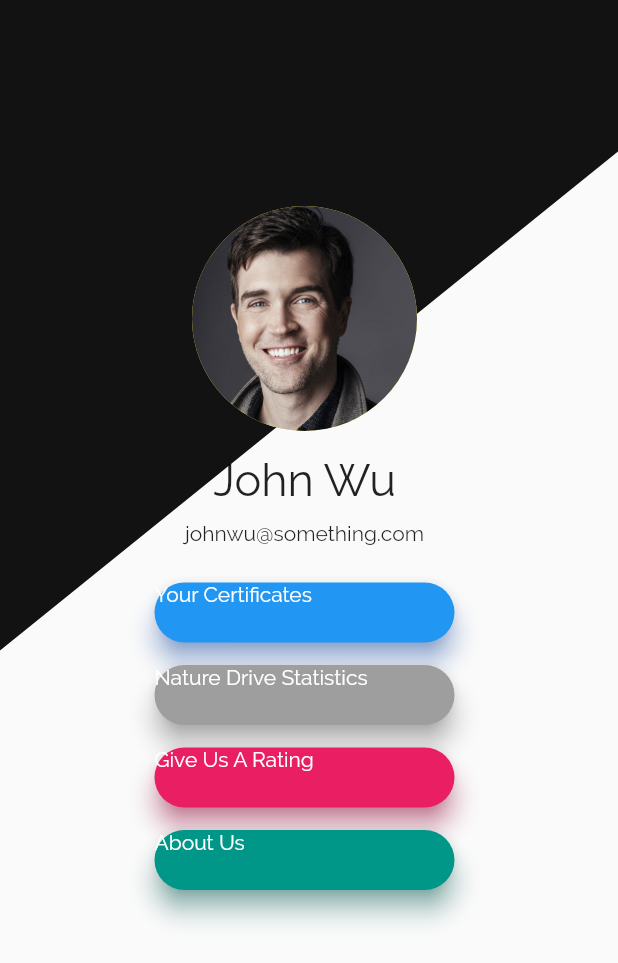
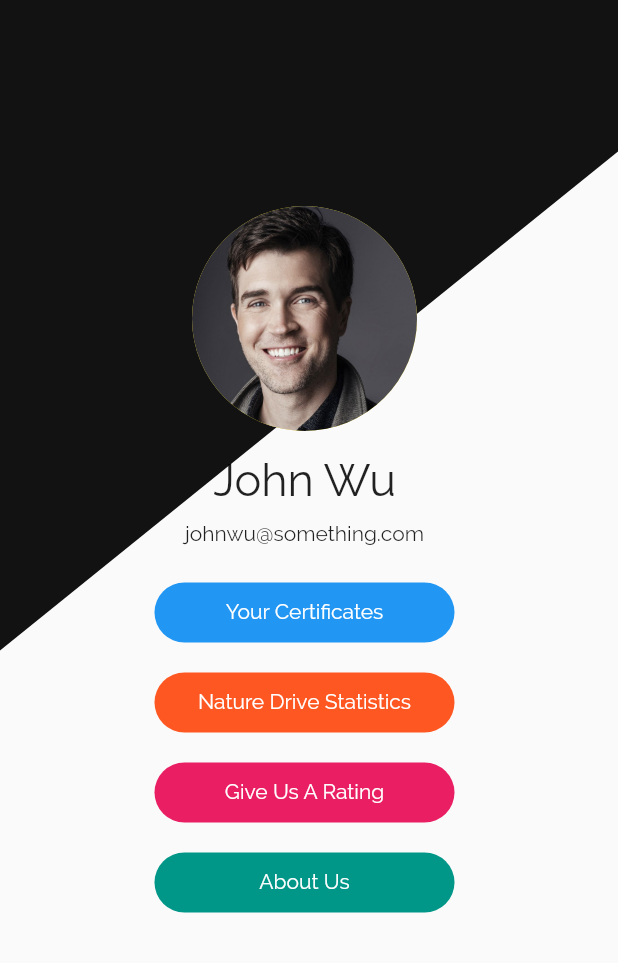
Before and after one commit to Dharmin8/social_app, a Flutter app: the Person screen opened directly, on a phone screen of 412 x 824 dp. Shown: the top 963 px of the screen. Run offline on Flutter 3.47's test engine with Material 2 defaults, Android fonts, the phone set to English and light mode, and no system bars.

Commit message:
Location Button Fixed, Color changes in profile view added

```diff
--- a/lib/app_home.dart
+++ b/lib/app_home.dart
@@ -52,20 +52,22 @@ class _AppHomeState extends State<AppHome> with SingleTickerProviderStateMixin {
                       fontFamily: 'Raleway'),
                 ),
                 elevation: 0,
-                onPressed: () {}),
+                onPressed: () {
+                  Navigator.push(
+                    context,
+                    MaterialPageRoute(
+                      builder: (context) {
+                        return LocationSelect();
+                      },
+                    ),
+                  );
+                }),
           ),
         ),
         actions: <Widget>[
           IconButton(
             onPressed: () {
-              Navigator.push(
-                context,
-                MaterialPageRoute(
-                  builder: (context) {
-                    return LocationSelect();
-                  },
-                ),
-              );
+
             },
             icon: new Icon(Icons.notifications_none),
           )
--- a/lib/view_profile.dart
+++ b/lib/view_profile.dart
@@ -1,3 +1,5 @@
+import 'dart:ui';
+
 import 'package:flutter/material.dart';
 
 class Person extends StatelessWidget {
@@ -26,6 +28,7 @@ class Person extends StatelessWidget {
                     image: DecorationImage(
                       image: AssetImage('media/profile.jpg'),
                       fit: BoxFit.cover,
+
                     ),
                     borderRadius: BorderRadius.all(Radius.circular(75.0)),
                   ),
@@ -46,69 +49,80 @@ class Person extends StatelessWidget {
                   height: 40.0,
                   width: 200.0,
                   child: Material(
+
                     borderRadius: BorderRadius.circular(20.0),
-                    shadowColor: Colors.blueAccent,
+
                     color: Colors.blue,
-                    elevation: 7.0,
+
                     child: GestureDetector(
                       onTap: () {},
                       child: Text(
                         'Your Certificates',
-                        style: TextStyle(color: Colors.white),
+                        style: TextStyle(color: Colors.white, height: 2.1),
+                      textAlign: TextAlign.center,
+
+
                       ),
+
                     ),
+
                   ),
                 ),
-                SizedBox(height: 15.0),
+                SizedBox(height: 20.0),
                 Container(
                   height: 40.0,
                   width: 200.0,
                   child: Material(
                     borderRadius: BorderRadius.circular(20.0),
-                    shadowColor: Colors.grey,
-                    color: Colors.grey,
-                    elevation: 7.0,
+
+                    color: Colors.deepOrange,
+
                     child: GestureDetector(
                       onTap: () {},
                       child: Text(
                         'Nature Drive Statistics',
-                        style: TextStyle(color: Colors.white),
+                        style: TextStyle(color: Colors.white, height: 2.1),
+                        textAlign: TextAlign.center,
                       ),
                     ),
                   ),
                 ),
-                SizedBox(height: 15.0),
+                SizedBox(height: 20.0),
                 Container(
                   height: 40.0,
                   width: 200.0,
                   child: Material(
                     borderRadius: BorderRadius.circular(20.0),
-                    shadowColor: Colors.pink,
+
                     color: Colors.pink,
-                    elevation: 7.0,
+
                     child: GestureDetector(
                       onTap: () {},
                       child: Text(
                         'Give Us A Rating',
-                        style: TextStyle(color: Colors.white),
+                        style:
+                        TextStyle(color: Colors.white, height: 2.1),
+                        textAlign: TextAlign.center,
+
                       ),
                     ),
                   ),
                 ),
-                SizedBox(height: 15.0),
+                SizedBox(height: 20.0),
                 Container(
                   height: 40.0,
                   width: 200.0,
                   child: Material(
                     borderRadius: BorderRadius.circular(20.0),
-                    shadowColor: Colors.teal,
+
                     color: Colors.teal,
-                    elevation: 7.0,
+
                     child: GestureDetector(
                       onTap: () {},
                       child: Text(
                         'About Us',
-                        style: TextStyle(color: Colors.white),
+                        style: TextStyle(color: Colors.white, height: 2.1),
+                        textAlign: TextAlign.center,
                       ),
                     ),
                   ),
```
